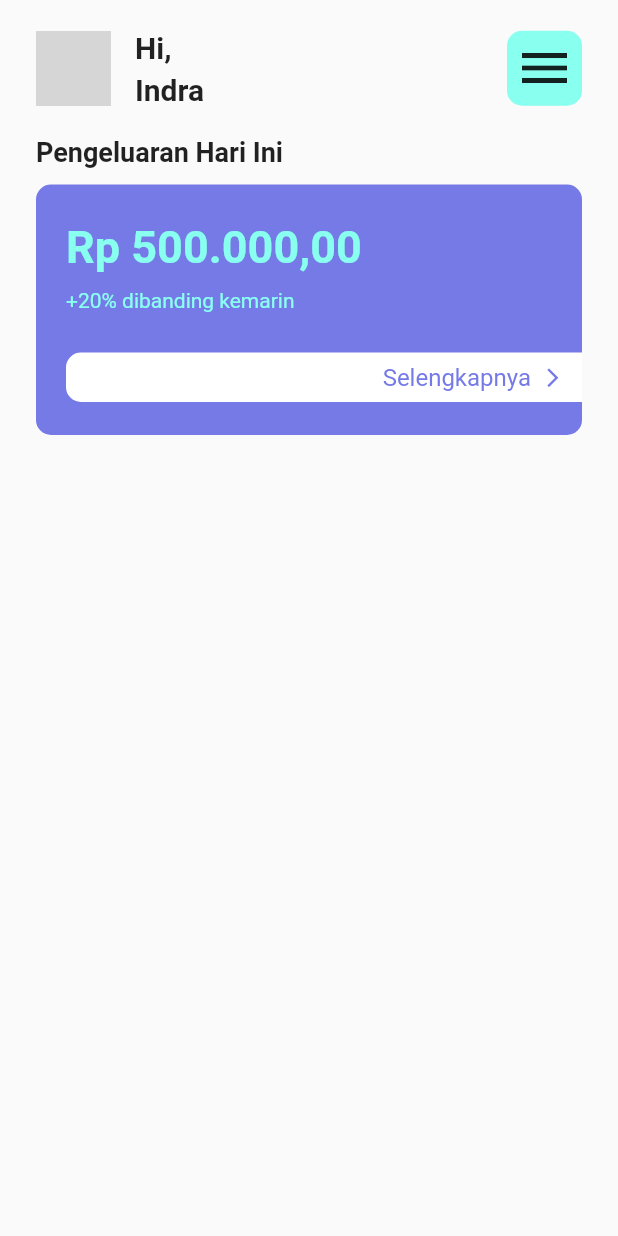
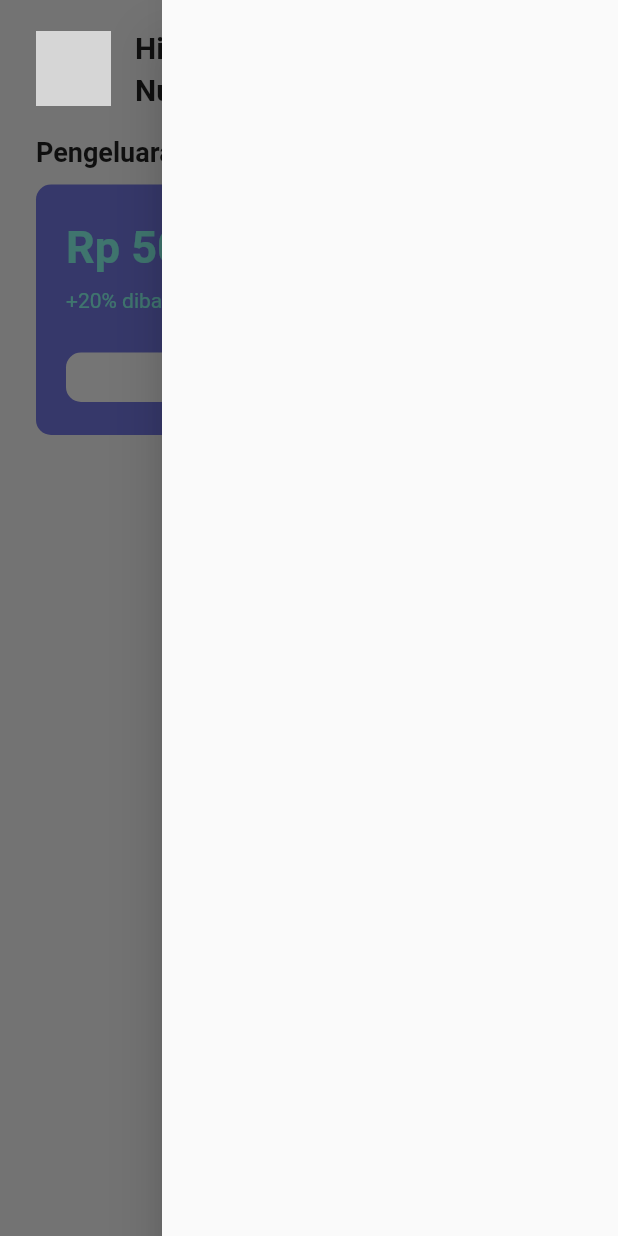
Before and after one commit to aristrisnawan/money-record, a Flutter app: the HomePage screen opened directly, with the side drawer open (before the commit the screen has no drawer), on a phone screen of 412 x 824 dp. Run offline on Flutter 3.47's test engine with Material 2 defaults, Android fonts, the phone set to English and light mode, and no system bars; our stand-ins replace get, shared_preferences; missing offline and left inert: d_info, d_method, d_view; accounts and stored records are empty; network calls fail; grey boxes are pictures that could not be loaded.

Commit message:
add drawer in icon menu [home page]

```diff
--- a/lib/presentation/page/home_page.dart
+++ b/lib/presentation/page/home_page.dart
@@ -1,15 +1,24 @@
 import 'package:flutter/material.dart';
 import 'package:get/get.dart';
+import 'package:http/http.dart';
 import 'package:money_record/config/app_color.dart';
 import 'package:money_record/config/session.dart';
+import 'package:money_record/presentation/controller/c_user.dart';
 import 'package:money_record/presentation/page/auth/login_page.dart';
 
-class HomePage extends StatelessWidget {
+class HomePage extends StatefulWidget {
   const HomePage({super.key});
 
   @override
+  State<HomePage> createState() => _HomePageState();
+}
+
+class _HomePageState extends State<HomePage> {
+  final cUser = Get.put(CUser());
+  @override
   Widget build(BuildContext context) {
     return Scaffold(
+      endDrawer: Drawer(),
       body: SafeArea(
         child: Column(
           crossAxisAlignment: CrossAxisAlignment.start,
@@ -47,14 +56,24 @@ class HomePage extends StatelessWidget {
                           SizedBox(
                             height: 5,
                           ),
-                          Text("Indra",
+                          Obx(
+                            () {
+                              return Text(cUser.data.name.toString().capitalize ?? 'no name',
                                   style: TextStyle(
-                                  fontWeight: FontWeight.bold, fontSize: 20))
+                                      fontWeight: FontWeight.bold, fontSize: 20));
+                            }
+                          )
                         ],
                       )
                     ],
                   ),
-                  Container(
+                  Builder(
+                    builder: (ctx) {
+                      return InkWell(
+                        onTap: (){
+                          Scaffold.of(ctx).openEndDrawer();
+                        },
+                        child: Container(
                           height: 50,
                           width: 50,
                           decoration: BoxDecoration(
@@ -66,6 +85,9 @@ class HomePage extends StatelessWidget {
                               size: 40,
                             ),
                           ),
+                        ),
+                      );
+                    }
                   )
                 ],
               ),
```
Lines whose indentation alone changed are shown as unchanged.
